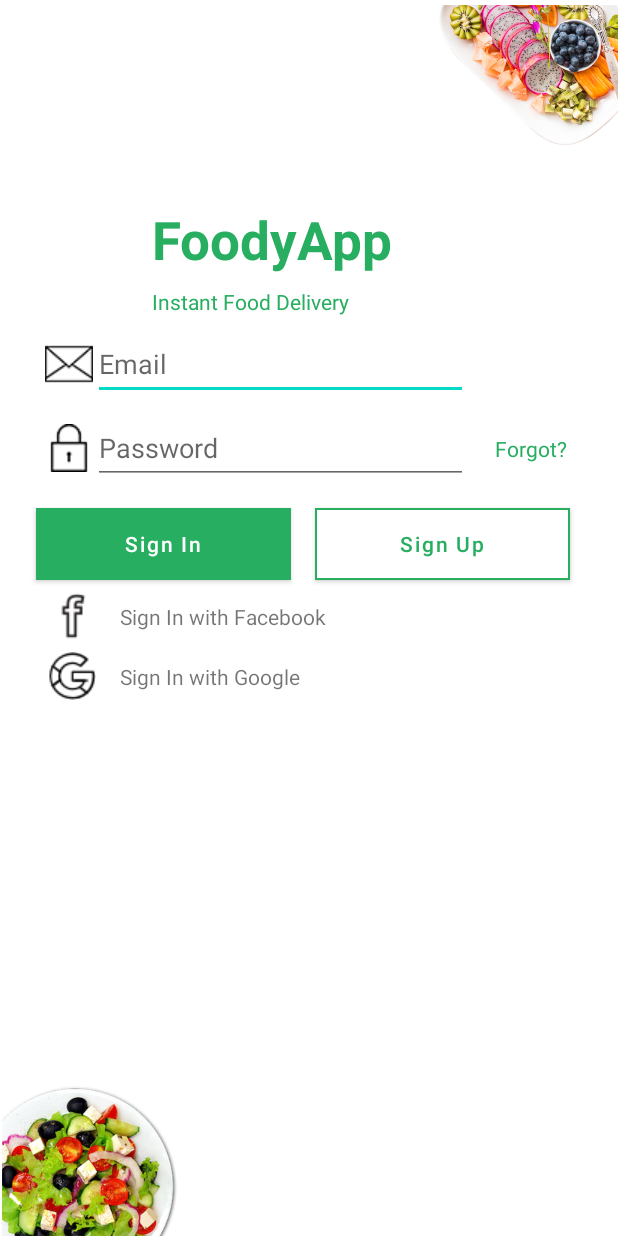
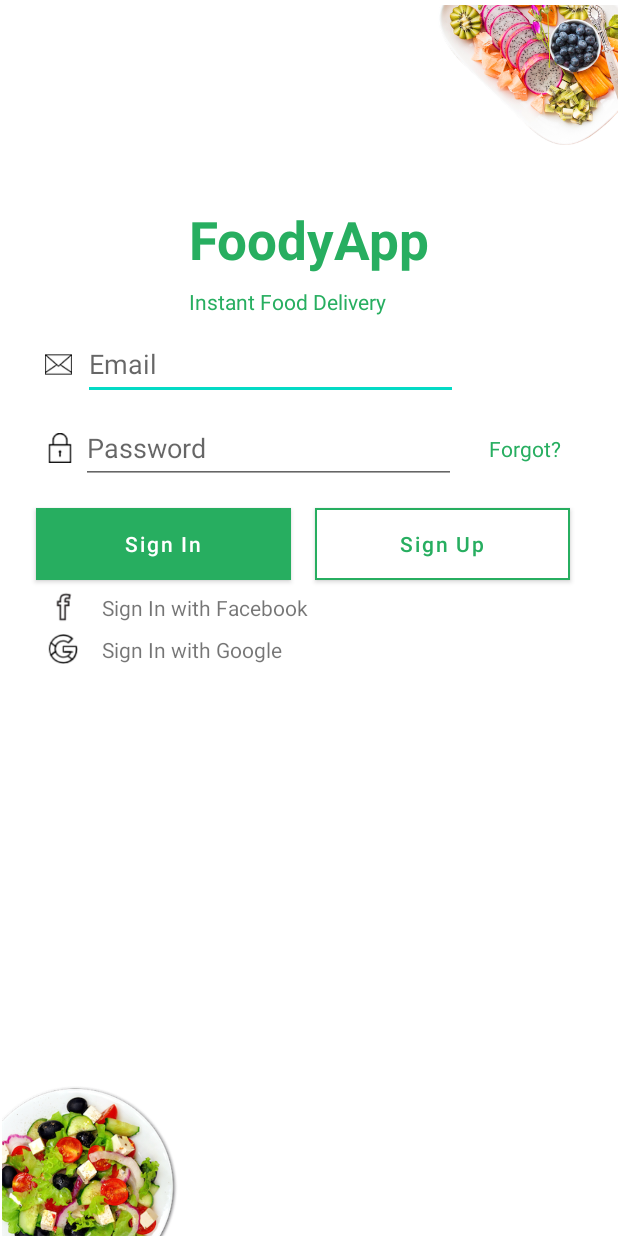
Before and after one commit to duongquocanh1148/FoodyApp, an Android app: the screen it shows after launch (SignInActivity), on a phone screen of 412 x 824 dp. Run offline under Robolectric (Android 15) with nearby library versions, the phone set to English and light mode, and no system bars; our stand-ins replace Firebase (no records; nobody signed in at launch, a user with empty details on screens opened directly), navigation-ui.

Commit message:
Done Lab1

```diff
--- a/app/src/main/res/layout/activity_sign_in.xml
+++ b/app/src/main/res/layout/activity_sign_in.xml
@@ -17,7 +17,6 @@
         android:textSize="35dp"
         android:textStyle="bold"
         app:layout_constraintEnd_toEndOf="parent"
-        app:layout_constraintHorizontal_bias="0.403"
         app:layout_constraintStart_toStartOf="parent"
         app:layout_constraintTop_toTopOf="parent" />
 
@@ -66,6 +65,7 @@
         android:id="@+id/edtPass"
         android:layout_width="250dp"
         android:layout_height="wrap_content"
+        android:layout_marginStart="4dp"
         android:layout_marginTop="8dp"
         android:ems="10"
         android:hint="Password"
@@ -77,8 +77,8 @@
 
     <ImageView
         android:id="@+id/imageView4"
-        android:layout_width="wrap_content"
-        android:layout_height="wrap_content"
+        android:layout_width="18dp"
+        android:layout_height="18dp"
         android:layout_marginStart="30dp"
         app:layout_constraintBottom_toBottomOf="@+id/edtEmailSI"
         app:layout_constraintStart_toStartOf="parent"
@@ -87,8 +87,8 @@
 
     <ImageView
         android:id="@+id/imageView5"
-        android:layout_width="wrap_content"
-        android:layout_height="wrap_content"
+        android:layout_width="20dp"
+        android:layout_height="20dp"
         android:layout_marginStart="30dp"
         app:layout_constraintBottom_toBottomOf="@+id/edtPass"
         app:layout_constraintStart_toStartOf="parent"
@@ -97,8 +97,8 @@
 
     <ImageView
         android:id="@+id/imageView6"
-        android:layout_width="wrap_content"
-        android:layout_height="wrap_content"
+        android:layout_width="20dp"
+        android:layout_height="20dp"
         android:layout_marginStart="32dp"
         android:layout_marginTop="8dp"
         app:layout_constraintStart_toStartOf="parent"
@@ -127,8 +127,8 @@
 
     <ImageView
         android:id="@+id/imageView7"
-        android:layout_width="wrap_content"
-        android:layout_height="wrap_content"
+        android:layout_width="20dp"
+        android:layout_height="20dp"
         android:layout_marginStart="32dp"
         android:layout_marginTop="8dp"
         app:layout_constraintStart_toStartOf="parent"
--- a/app/src/main/res/navigation/nav_signup.xml
+++ b/app/src/main/res/navigation/nav_signup.xml
@@ -8,7 +8,7 @@
     <fragment
         android:id="@+id/fullNameFragment"
         android:name="com.example.dqa_19dh110011.FullNameFragment"
-        android:label="fragment_full_name"
+        android:label="FullName"
         tools:layout="@layout/fragment_full_name" >
         <action
             android:id="@+id/action_fullNameFragment_to_addressFragment"
@@ -17,7 +17,7 @@
     <fragment
         android:id="@+id/addressFragment"
         android:name="com.example.dqa_19dh110011.AddressFragment"
-        android:label="fragment_address"
+        android:label="Address"
         tools:layout="@layout/fragment_address" >
         <action
             android:id="@+id/action_addressFragment_to_userPassFragment"
@@ -26,6 +26,6 @@
     <fragment
         android:id="@+id/userPassFragment"
         android:name="com.example.dqa_19dh110011.UserPassFragment"
-        android:label="fragment_user_pass"
+        android:label="Email"
         tools:layout="@layout/fragment_user_pass" />
 </navigation>
```
